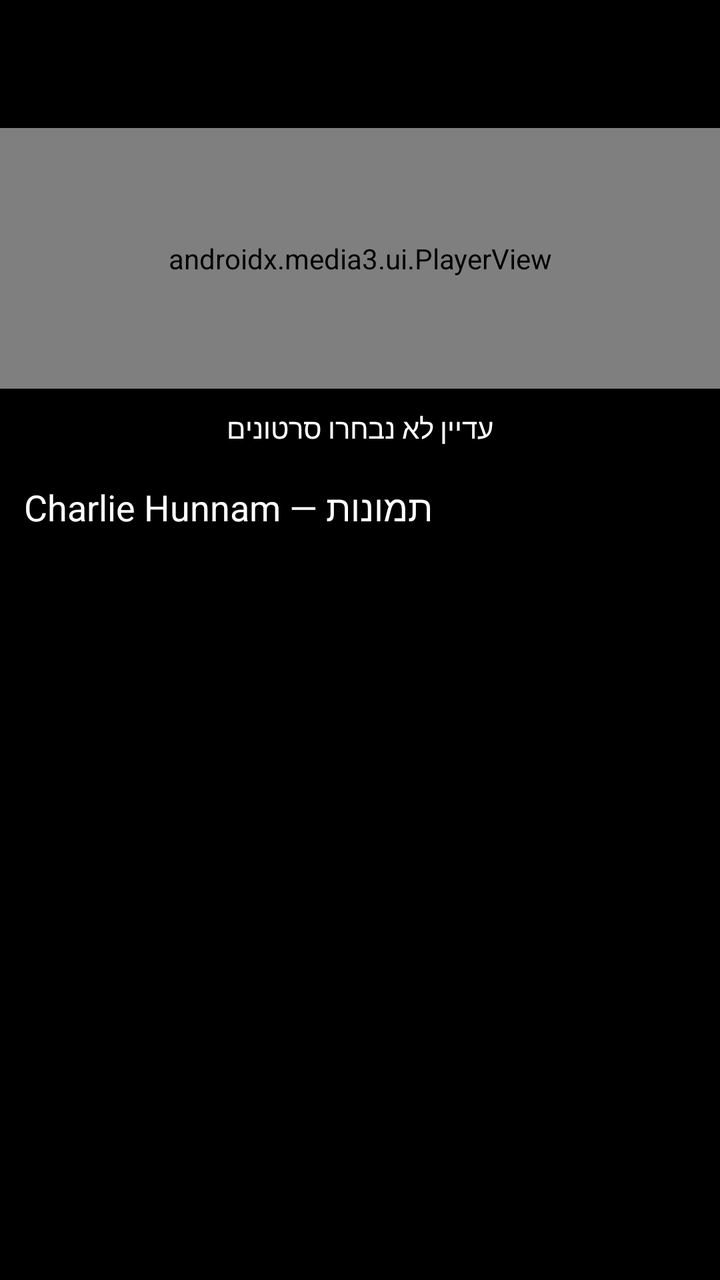
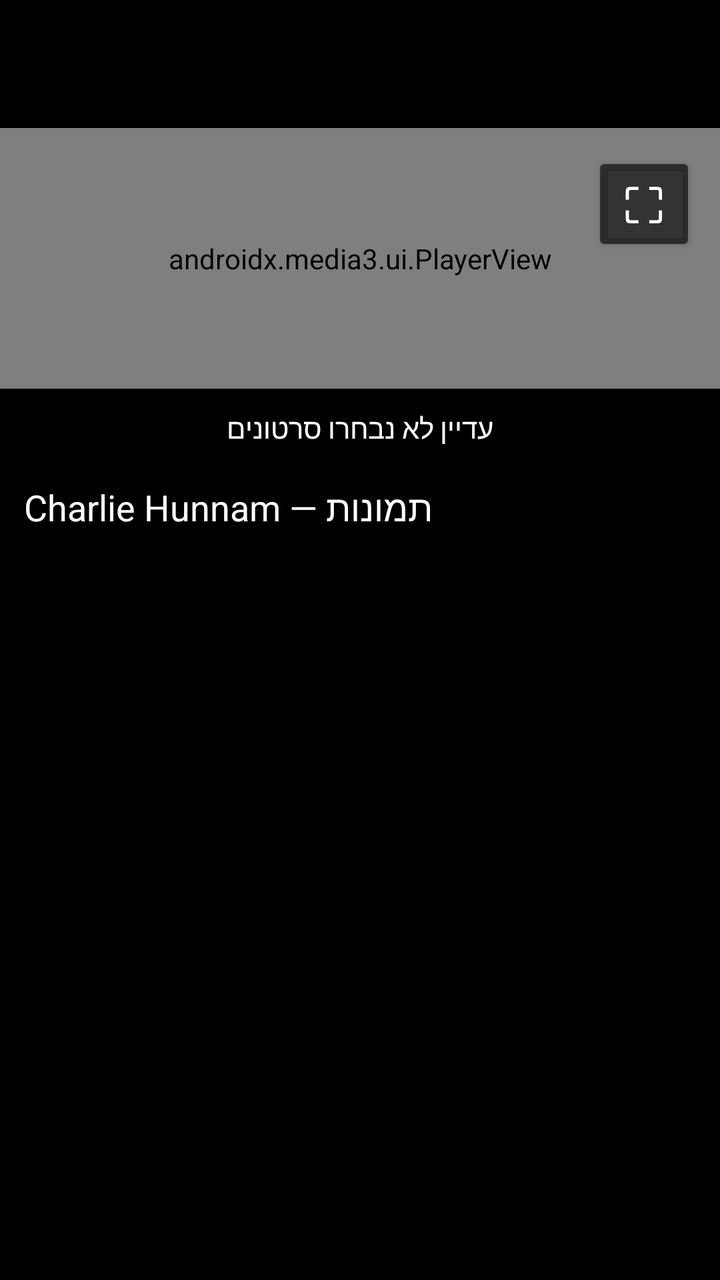

Two renders of the same Android screen: before a commit and after it. Below are the layout's source before the change and the commit's diff.
<!-- AndroidManifest.xml: application theme Theme.VideoPlayer -->
<!-- res/layout/activity_main.xml -->
<?xml version="1.0" encoding="utf-8"?>
<LinearLayout xmlns:android="http://schemas.android.com/apk/res/android"
    android:layout_width="match_parent" android:layout_height="match_parent"
    android:orientation="vertical" android:background="#000000">
    <com.google.android.material.appbar.MaterialToolbar
        android:id="@+id/toolbar" android:layout_width="match_parent"
        android:layout_height="?attr/actionBarSize" android:title="Video Player"
        android:titleTextColor="#FFFFFF"/>
    <androidx.media3.ui.PlayerView
        android:id="@+id/playerView" android:layout_width="match_parent"
        android:layout_height="0dp" android:layout_weight="1" android:keepScreenOn="true"/>
    <TextView
        android:id="@+id/emptyText" android:layout_width="match_parent"
        android:layout_height="wrap_content" android:gravity="center"
        android:padding="10dp" android:text="@string/empty_playlist"
        android:textColor="#FFFFFF"/>
    <TextView
        android:layout_width="match_parent" android:layout_height="wrap_content"
        android:paddingStart="12dp" android:paddingTop="8dp" android:paddingBottom="4dp"
        android:text="Charlie Hunnam — תמונות"
        android:textColor="#FFFFFF" android:textSize="18sp"/>
    <androidx.recyclerview.widget.RecyclerView
        android:id="@+id/photoGallery" android:layout_width="match_parent"
        android:layout_height="220dp" android:padding="4dp"/>
    <androidx.recyclerview.widget.RecyclerView
        android:id="@+id/playlist" android:layout_width="match_parent"
        android:layout_height="150dp" android:padding="8dp"/>
</LinearLayout>
<!-- resources referenced by this layout -->
<resources>
  <string name="empty_playlist">עדיין לא נבחרו סרטונים</string>
  <style name="Theme.VideoPlayer" parent="Theme.Material3.DayNight.NoActionBar" />
</resources>

<!-- the commit's change to res/layout/activity_main.xml (unified diff, before → after) -->
@@ -2,26 +2,51 @@
 <LinearLayout xmlns:android="http://schemas.android.com/apk/res/android"
     android:layout_width="match_parent" android:layout_height="match_parent"
     android:orientation="vertical" android:background="#000000">
+
     <com.google.android.material.appbar.MaterialToolbar
         android:id="@+id/toolbar" android:layout_width="match_parent"
         android:layout_height="?attr/actionBarSize" android:title="Video Player"
         android:titleTextColor="#FFFFFF"/>
-    <androidx.media3.ui.PlayerView
-        android:id="@+id/playerView" android:layout_width="match_parent"
-        android:layout_height="0dp" android:layout_weight="1" android:keepScreenOn="true"/>
+
+    <FrameLayout
+        android:layout_width="match_parent"
+        android:layout_height="0dp"
+        android:layout_weight="1">
+
+        <androidx.media3.ui.PlayerView
+            android:id="@+id/playerView" android:layout_width="match_parent"
+            android:layout_height="match_parent" android:keepScreenOn="true"/>
+
+        <Button
+            android:id="@+id/fullscreenButton"
+            android:layout_width="52dp"
+            android:layout_height="52dp"
+            android:layout_gravity="top|end"
+            android:layout_margin="12dp"
+            android:text="⛶"
+            android:textSize="24sp"
+            android:textColor="#FFFFFF"
+            android:backgroundTint="#99000000"
+            android:contentDescription="מסך מלא"/>
+    </FrameLayout>
+
     <TextView
         android:id="@+id/emptyText" android:layout_width="match_parent"
         android:layout_height="wrap_content" android:gravity="center"
         android:padding="10dp" android:text="@string/empty_playlist"
         android:textColor="#FFFFFF"/>
+
     <TextView
+        android:id="@+id/photoTitle"
         android:layout_width="match_parent" android:layout_height="wrap_content"
         android:paddingStart="12dp" android:paddingTop="8dp" android:paddingBottom="4dp"
         android:text="Charlie Hunnam — תמונות"
         android:textColor="#FFFFFF" android:textSize="18sp"/>
+
     <androidx.recyclerview.widget.RecyclerView
         android:id="@+id/photoGallery" android:layout_width="match_parent"
         android:layout_height="220dp" android:padding="4dp"/>
+
     <androidx.recyclerview.widget.RecyclerView
         android:id="@+id/playlist" android:layout_width="match_parent"
         android:layout_height="150dp" android:padding="8dp"/>
